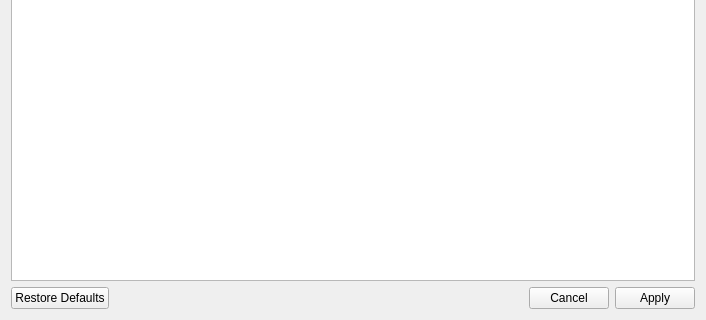
Qt form src/ui/settingsWindow/settingsWindow.ui (sophies92/sosText) before a commit; both pictures show x 0 to 706 and y 231 to 551 of the 706 by 551 pixel window.
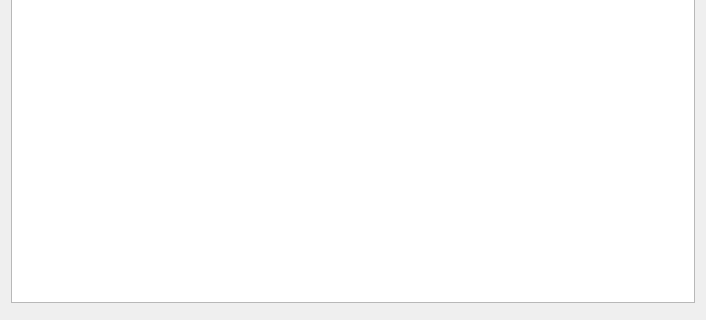
The same form after that commit.

Commit message: added buttons and slots to settingsWindow

Patch:
```diff
--- a/src/ui/settingsWindow/settingsWindow.ui
+++ b/src/ui/settingsWindow/settingsWindow.ui
@@ -32,7 +32,7 @@
    <item>
     <widget class="QDialogButtonBox" name="buttonBox">
      <property name="standardButtons">
-      <set>QDialogButtonBox::Apply|QDialogButtonBox::Cancel|QDialogButtonBox::RestoreDefaults</set>
+      <set>QDialogButtonBox::NoButton</set>
      </property>
     </widget>
    </item>
```
The commit also changes 2 other files.
